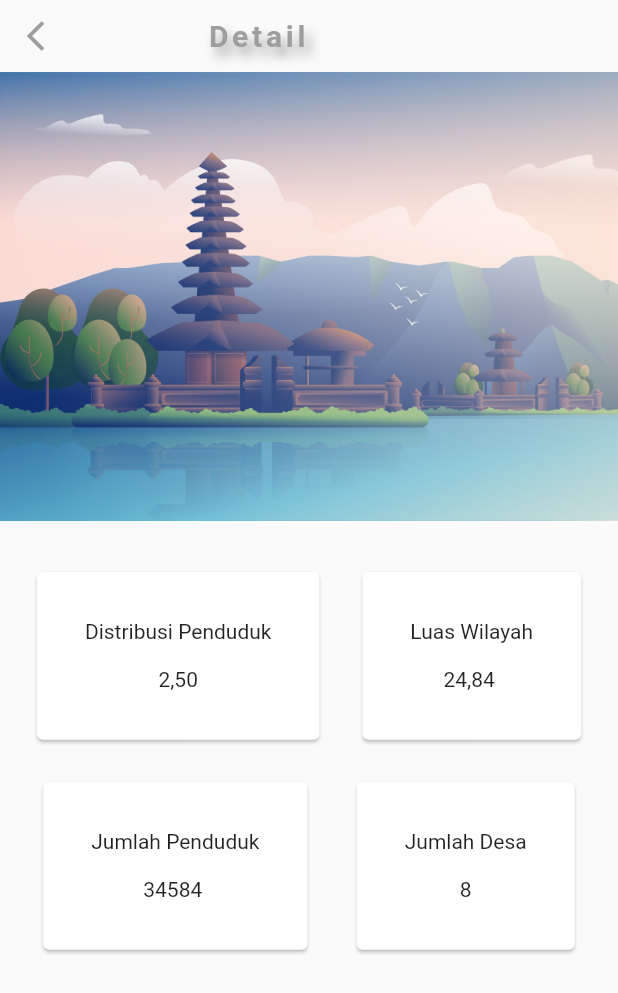
After one commit to aristrisnawan/AboutLumbung, a Flutter app: the screen it shows after launch, after a tap on "Detail", on a phone screen of 412 x 824 dp. The commit adds this screen. Shown: the top 993 px of the screen. Run offline on Flutter 3.47's test engine with Material 2 defaults, Android fonts, the phone set to English and light mode, and no system bars.

Commit message:
add detail

```diff
--- /dev/null
+++ b/lib/detail.dart
@@ -0,0 +1,122 @@
+import 'package:flutter/cupertino.dart';
+import 'package:flutter/material.dart';
+
+class Detail extends StatelessWidget{
+
+  @override
+  Widget build(BuildContext context){
+    return Scaffold(
+      body: Container(
+        child: Column(
+          children: <Widget>[
+            SafeArea(
+              child: Row(
+                mainAxisAlignment: MainAxisAlignment.start,
+                children: [
+                  IconButton(
+                    icon: Icon(Icons.arrow_back_ios_sharp,color: Colors.grey,),
+                    onPressed: (){
+                      Navigator.pop(context);
+                    },
+                  ),
+                  Container(
+                    margin: EdgeInsets.only(left: 90.0),
+                    child: Text("Detail",style: TextStyle(
+                      fontSize: 20.0,
+                      fontWeight: FontWeight.bold,
+                      color: Colors.grey,
+                      letterSpacing: 2.5,
+                      shadows:[
+                        Shadow (
+                          blurRadius: 9.0,
+                          offset: Offset(4,6),
+                          color: Colors.grey,
+                        ),
+                      ],
+                    ),
+                    ),
+                  ),
+                ],
+              ),
+            ),
+            Container(
+              child: Column(
+                children: <Widget>[
+                  Stack(
+                    children: [
+                      Image.asset("images/detail.jpg"),
+                    ],
+                  ),
+                ],
+              ),
+            ),
+            Container(
+              padding: EdgeInsets.only(top: 30),
+              child: Row(
+                mainAxisAlignment: MainAxisAlignment.spaceEvenly,
+                children: [
+                  Card(
+                    child: Container(
+                      padding: EdgeInsets.all(32.0),
+                      child: Column(
+                        children: [
+                          Text("Distribusi Penduduk"),
+                          Text(""),
+                          Text("2,50")
+                        ],
+                      ),
+                    ),
+                  ),
+                  Card(
+                    child: Container(
+                      padding: EdgeInsets.all(32.0),
+                      child: Column(
+                        children: [
+                          Text("Luas Wilayah"),
+                          Text(""),
+                          Text("24,84 ")
+                        ],
+                      ),
+                    ),
+                  )
+                ],
+              ),
+            ),
+            Container(
+              padding: EdgeInsets.only(top: 20),
+              child: Row(
+                mainAxisAlignment: MainAxisAlignment.spaceEvenly,
+                children: [
+                  Card(
+                    child: Container(
+                      padding: EdgeInsets.all(32.0),
+                      child: Column(
+                        children: [
+                          Text("Jumlah Penduduk"),
+                          Text(""),
+                          Text("34584 ")
+                        ],
+                      ),
+                    ),
+                  ),
+                  Card(
+                    child: Container(
+                      padding: EdgeInsets.all(32.0),
+                      child: Column(
+                        children: [
+                          Text("Jumlah Desa"),
+                          Text(""),
+                          Text("8")
+                        ],
+                      ),
+                    ),
+                  )
+                ],
+              ),
+            ),
+          ],
+        ),
+      ),
+    );
+  }
+}
--- a/lib/home_page.dart
+++ b/lib/home_page.dart
@@ -2,6 +2,7 @@ import 'package:flutter/cupertino.dart';
 import 'package:flutter/material.dart';
 import 'package:lumbung/profil.dart';
 import 'package:lumbung/location.dart';
+import 'package:lumbung/detail.dart';
 
 class HomePage extends StatelessWidget{
 
@@ -58,7 +59,13 @@ class HomePage extends StatelessWidget{
                     ),
                   ),
                 ),
-                Card(
+                FlatButton(
+                  onPressed: (){
+                    Navigator.push(context,MaterialPageRoute(builder: (context){
+                      return Detail();
+                    }));
+                  },
+                  child: Card(
                     color: Colors.grey,
                     elevation: 10.0,
                     child: Container(
@@ -70,6 +77,7 @@ class HomePage extends StatelessWidget{
                           new Text("Detail"),
                           new Text("Lumbung")
                         ],
+                      ),
                     ),
                   ),
                 ),
--- a/pubspec.yaml
+++ b/pubspec.yaml
@@ -31,6 +31,7 @@ flutter:
     - images/home_page.jpg
     - images/lumb.jpg
     - images/location.jpg
+    - images/detail.jpg
 
   fonts:
     - family: Playfair Display
```
Also changed, not shown: images/detail.jpg (added). Lines whose indentation alone changed are shown as unchanged.
